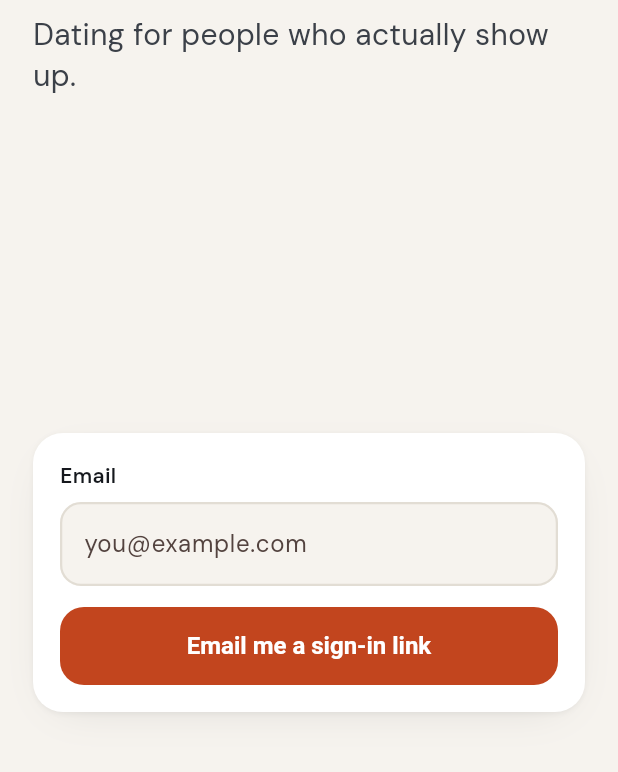
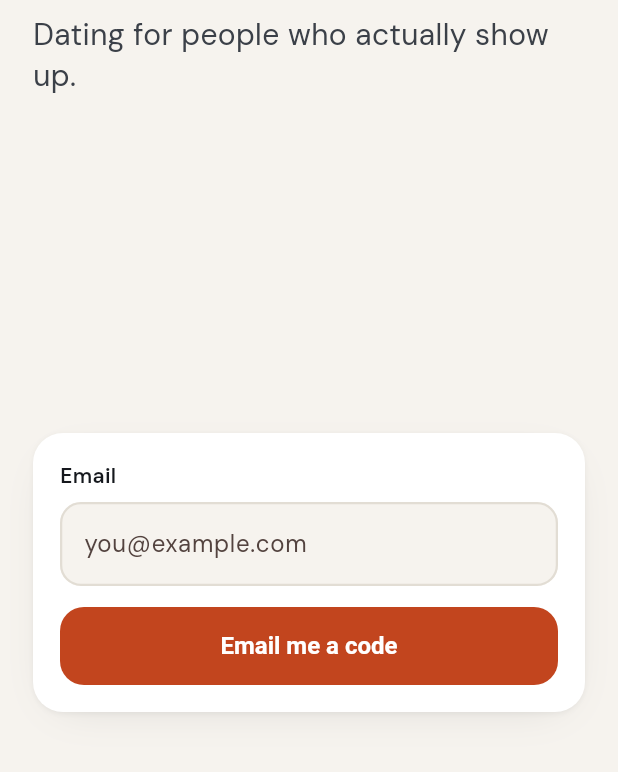
Before and after one commit to gfys606-hue/based-dating, a Flutter app: the screen it shows after launch, on a phone screen of 412 x 824 dp, the part 464-1236 px from its top. Run offline on Flutter 3.47's test engine with Material 3 defaults, Android fonts, the phone set to English and light mode, and no system bars; our stand-ins replace geolocator, google_fonts, image_picker, supabase_flutter; accounts and stored records are empty.

Commit message:
Add files via upload

```diff
--- a/app/lib/screens/auth_screen.dart
+++ b/app/lib/screens/auth_screen.dart
@@ -21,7 +21,7 @@ class _AuthScreenState extends State<AuthScreen> {
   final _code = TextEditingController();
   bool _sent = false;
   bool _busy = false;
-  bool _showCode = false;
+  bool _showCode = true;
   String? _error;
 
   Future<void> _sendLink() async {
@@ -90,14 +90,14 @@ class _AuthScreenState extends State<AuthScreen> {
                         onSubmitted: (_) => _sendLink(),
                       ),
                       const SizedBox(height: 14),
-                      FilledButton(onPressed: _busy ? null : _sendLink, child: const Text('Email me a sign-in link')),
+                      FilledButton(onPressed: _busy ? null : _sendLink, child: const Text('Email me a code')),
                     ] else ...[
                       Text('Check your email', style: B.heading(22)),
                       const SizedBox(height: 6),
                       Text.rich(TextSpan(children: [
-                        const TextSpan(text: 'We sent a sign-in link to '),
+                        const TextSpan(text: 'We sent a 6-digit code to '),
                         TextSpan(text: _email.text.trim(), style: const TextStyle(fontWeight: FontWeight.w700)),
-                        const TextSpan(text: '. Open it on this device, in this same browser, and you\'re in.'),
+                        const TextSpan(text: '. Enter it below, or tap the link in the email.'),
                       ]), style: const TextStyle(color: B.ink2, height: 1.45)),
                       const SizedBox(height: 6),
                       const Text('Not there? Check spam. It can take a minute.', style: TextStyle(color: B.muted, fontSize: 13)),
@@ -106,15 +106,20 @@ class _AuthScreenState extends State<AuthScreen> {
                         TextField(
                           controller: _code,
                           keyboardType: TextInputType.number,
-                          decoration: const InputDecoration(hintText: '6-digit code from the email'),
+                          maxLength: 6,
+                          autofocus: true,
+                          textAlign: TextAlign.center,
+                          style: const TextStyle(fontSize: 24, fontWeight: FontWeight.w800, letterSpacing: 8),
+                          decoration: const InputDecoration(hintText: '······', counterText: ''),
+                          onChanged: (v) { if (v.trim().length == 6) _verifyCode(); },
                         ),
                         const SizedBox(height: 10),
-                        FilledButton(onPressed: _busy ? null : _verifyCode, child: const Text('Verify code')),
+                        FilledButton(onPressed: _busy ? null : _verifyCode, child: const Text('Sign in')),
                       ] else
                         OutlinedButton(onPressed: () => setState(() => _showCode = true), child: const Text('My email has a code instead')),
                       const SizedBox(height: 6),
                       TextButton(
-                        onPressed: _busy ? null : () => setState(() { _sent = false; _showCode = false; _code.clear(); }),
+                        onPressed: _busy ? null : () => setState(() { _sent = false; _code.clear(); }),
                         child: const Text('Use a different email or send again'),
                       ),
                     ],
```
